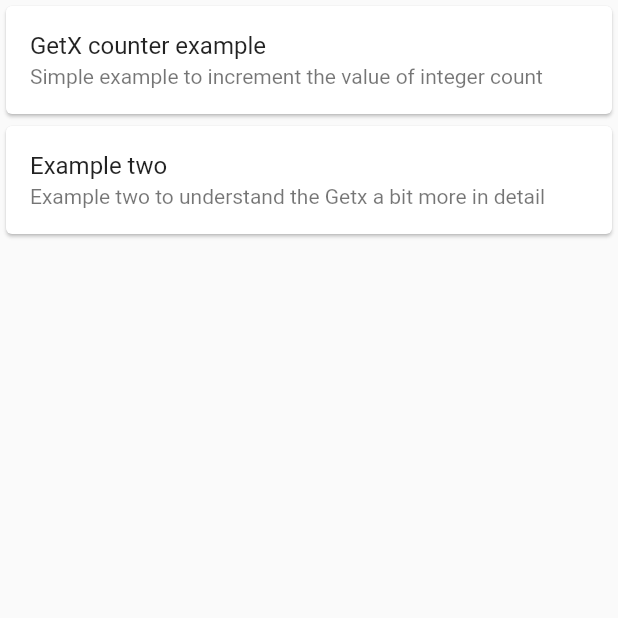
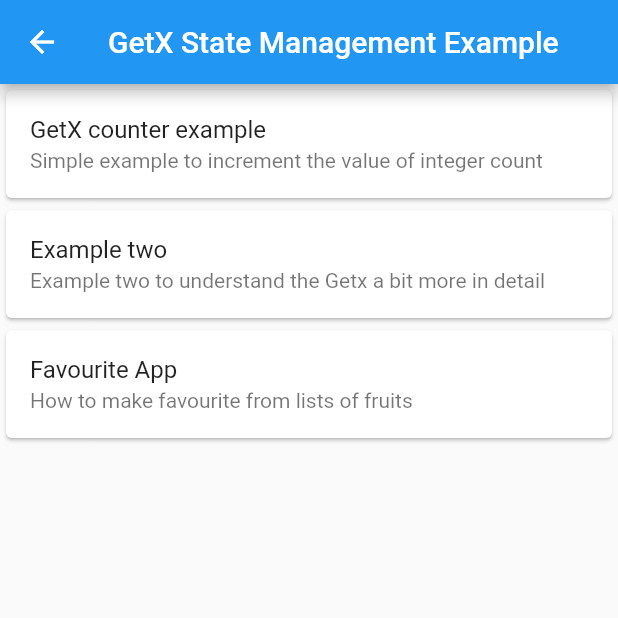
Before and after one commit to axiftaj/Flutter-GetX-Tutorial, a Flutter app: the StateManagementScreen screen opened directly, on a phone screen of 412 x 824 dp, the top half of it. Run offline on Flutter 3.47's test engine with Material 2 defaults, Android fonts, the phone set to English and light mode, and no system bars; our stand-ins replace get.

Commit message:
favourite app example added

```diff
--- a/lib/state_management_example/state_management_screen.dart
+++ b/lib/state_management_example/state_management_screen.dart
@@ -5,6 +5,8 @@ import 'package:flutter/material.dart';
 import 'package:get/get.dart';
 import 'package:getx/state_management_example/counter_screen.dart';
 import 'package:getx/state_management_example/example_two.dart';
+
+import 'favourite_screen.dart';
 
 class StateManagementScreen extends StatefulWidget {
   const StateManagementScreen({Key? key}) : super(key: key);
@@ -17,6 +19,9 @@ class _StateManagementScreenState extends State<StateManagementScreen> {
   @override
   Widget build(BuildContext context) {
     return Scaffold(
+      appBar: AppBar(
+        title: Text('GetX State Management Example'),
+      ),
       body: ListView(
         children: [
           Card(
@@ -37,6 +42,16 @@ class _StateManagementScreenState extends State<StateManagementScreen> {
               subtitle: const Text('Example two to understand the Getx a bit more in detail'),
             ),
           ),
+          Card(
+            child: ListTile(
+              onTap: (){
+                Get.to(const FavouriteScreen());
+              },
+              title: const Text('Favourite App'),
+              subtitle: const Text('How to make favourite from lists of fruits'),
+            ),
+          ),
+
         ],
       ),
     );
```
Also changed, not shown: lib/controllers/favourite_controller.dart (added, +18 -0 lines), lib/state_management_example/favourite_screen.dart (added, +48 -0 lines).
